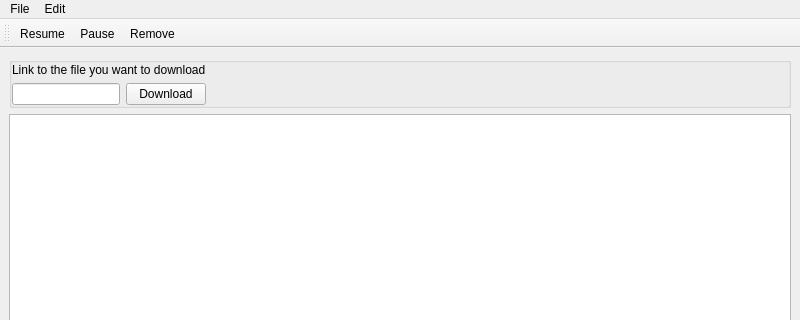
This is forms/mainwindow.ui in DINOZYAVIER/download-manager as Qt 5 draws it before an edit; both pictures show x 0 to 800 and y 0 to 320 of the 800 by 600 pixel window. The edited form follows.
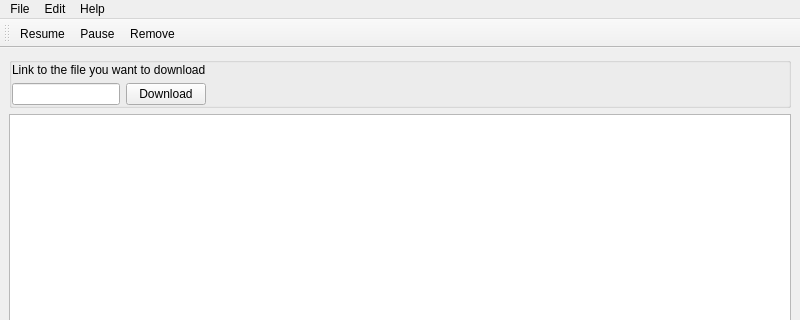
This is the edited form.

Commit message: Added about and about Qt buttons

Patch:
```diff
--- a/forms/mainwindow.ui
+++ b/forms/mainwindow.ui
@@ -110,8 +110,16 @@
     </property>
     <addaction name="aSetDownloadDir"/>
    </widget>
+   <widget class="QMenu" name="menuAbout">
+    <property name="title">
+     <string>Help</string>
+    </property>
+    <addaction name="aAbout"/>
+    <addaction name="aAboutQt"/>
+   </widget>
    <addaction name="menuFile"/>
    <addaction name="menuEdit"/>
+   <addaction name="menuAbout"/>
   </widget>
   <widget class="QStatusBar" name="statusbar"/>
   <widget class="QToolBar" name="toolBar">
```
Left out of the diff: 10 changed lines with no effect on the pictures. The commit also changes 4 other files.
